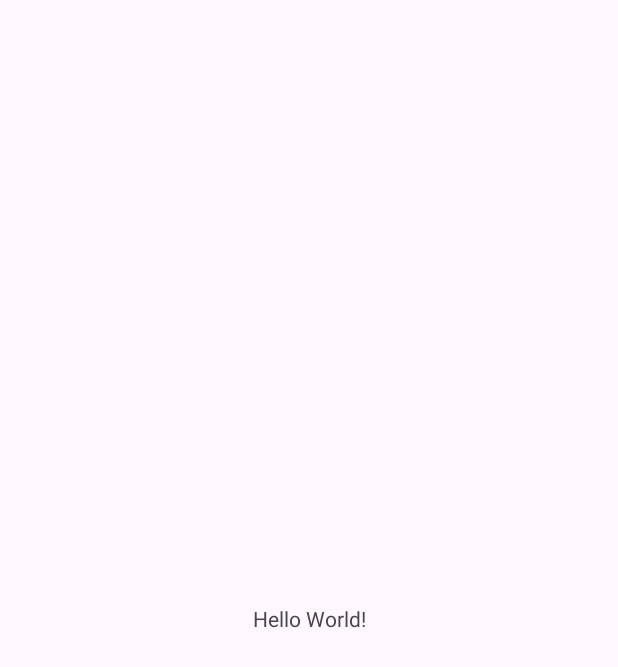
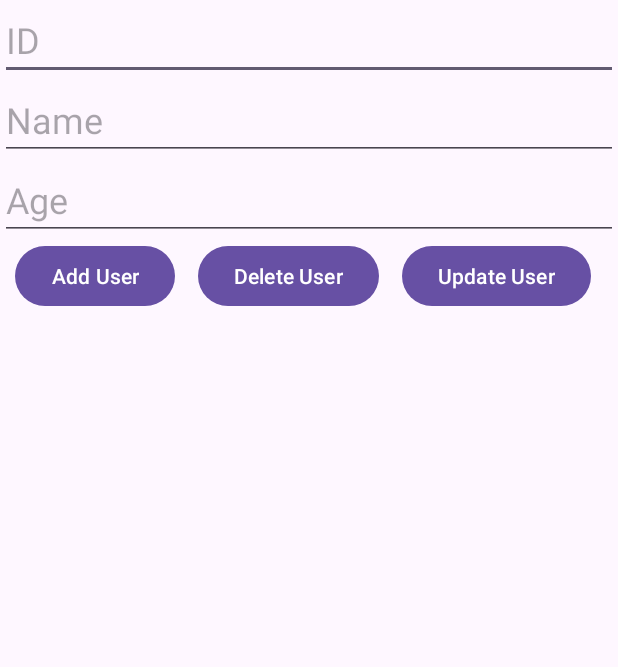
Before and after one commit to MinhKr/Room-Demo-Android-Kotlin, an Android app: the screen it shows after launch (MainActivity), on a phone screen of 412 x 824 dp. Before the commit the part shown is almost empty. Shown: the top 667 px of the screen. Run offline under Robolectric (Android 15) with nearby library versions, the phone set to English and light mode, and no system bars; our stand-ins replace Room's generated code, data binding.

Commit message:
CRUD User

```diff
--- a/app/src/main/AndroidManifest.xml
+++ b/app/src/main/AndroidManifest.xml
@@ -13,7 +13,7 @@
         android:theme="@style/Theme.RoomDemo"
         tools:targetApi="31">
         <activity
-            android:name=".presentation.MainActivity"
+            android:name=".presentation.user.MainActivity"
             android:exported="true">
             <intent-filter>
                 <action android:name="android.intent.action.MAIN" />
--- a/app/src/main/java/com/minhldn/roomdemo/data/model/User.kt
+++ b/app/src/main/java/com/minhldn/roomdemo/data/model/User.kt
@@ -4,9 +4,9 @@ import androidx.room.ColumnInfo
 import androidx.room.Entity
 import androidx.room.PrimaryKey
 
-@Entity
+@Entity(tableName = "users")
 data class User(
-    @PrimaryKey(autoGenerate = true) val userId: Int,
+    @PrimaryKey(autoGenerate = true) val userId: Int = 0,
     @ColumnInfo val userName: String,
     @ColumnInfo val userAge: Int
 )
--- a/app/src/main/java/com/minhldn/roomdemo/data/model/UserDao.kt
+++ b/app/src/main/java/com/minhldn/roomdemo/data/model/UserDao.kt
@@ -9,14 +9,17 @@ import androidx.room.Update
 @Dao
 interface UserDao {
     @Insert
-    fun insertAll(vararg users: User)
+    fun insertUser(users: User)
 
     @Update
-    fun updateUser(vararg users: User)
+    fun updateUser(users: User)
 
     @Delete
-    fun delete(user: User)
+    fun deleteUser(user: User)
 
-    @Query("SELECT * FROM user")
-    fun getAll(): List<User>
+    @Query("SELECT * FROM users")
+    fun getAllUser(): List<User>
+
+    @Insert
+    fun insertTask(task: Task)
 }
--- /dev/null
+++ b/app/src/main/java/com/minhldn/roomdemo/data/repository/UserRepository.kt
@@ -0,0 +1,10 @@
+package com.minhldn.roomdemo.data.repository
+
+import com.minhldn.roomdemo.data.model.User
+
+interface UserRepository {
+    fun insertUser(user : User)
+    fun getAllUser() : List<User>
+    fun updateUser(user: User)
+    fun deleteUser(user: User)
+}
--- /dev/null
+++ b/app/src/main/java/com/minhldn/roomdemo/data/repository/UserRepositoryImpl.kt
@@ -0,0 +1,22 @@
+package com.minhldn.roomdemo.data.repository
+
+import com.minhldn.roomdemo.data.model.User
+import com.minhldn.roomdemo.data.model.UserDao
+
+class UserRepositoryImpl(private val userDao: UserDao) : UserRepository {
+    override fun insertUser(user: User) {
+        userDao.insertUser(user)
+    }
+
+    override fun updateUser(user: User) {
+        userDao.updateUser(user)
+    }
+
+    override fun deleteUser(user: User) {
+        userDao.deleteUser(user)
+    }
+
+    override fun getAllUser(): List<User> {
+        return userDao.getAllUser()
+    }
+}
--- a/app/src/main/java/com/minhldn/roomdemo/data/room/UserDatabase.kt
+++ b/app/src/main/java/com/minhldn/roomdemo/data/room/UserDatabase.kt
@@ -19,7 +19,7 @@ abstract class UserDatabase : RoomDatabase() {
                 synchronized(UserDatabase::class) {
                     INSTANCE = Room.databaseBuilder(
                         context.applicationContext,
-                        UserDatabase::class.java, "user.db"
+                        UserDatabase::class.java, "user-db"
                     ).allowMainThreadQueries()
                         .build()
                 }
--- a/app/src/main/java/com/minhldn/roomdemo/presentation/MainActivity.kt
+++ /dev/null
@@ -1,40 +0,0 @@
-package com.minhldn.roomdemo.presentation
-
-import android.os.Bundle
-import android.util.Log
-import androidx.activity.enableEdgeToEdge
-import androidx.appcompat.app.AppCompatActivity
-import androidx.core.view.ViewCompat
-import androidx.core.view.WindowInsetsCompat
-import androidx.lifecycle.lifecycleScope
-import com.minhldn.roomdemo.R
-import com.minhldn.roomdemo.data.model.User
-import com.minhldn.roomdemo.data.room.UserDatabase
-import kotlinx.coroutines.launch
-
-class MainActivity : AppCompatActivity() {
-    private lateinit var userDatabase: UserDatabase
-
-    override fun onCreate(savedInstanceState: Bundle?) {
-        super.onCreate(savedInstanceState)
-        enableEdgeToEdge()
-        setContentView(R.layout.activity_main)
-        ViewCompat.setOnApplyWindowInsetsListener(findViewById(R.id.main)) { v, insets ->
-            val systemBars = insets.getInsets(WindowInsetsCompat.Type.systemBars())
-            v.setPadding(systemBars.left, systemBars.top, systemBars.right, systemBars.bottom)
-            insets
-        }
-
-        userDatabase = UserDatabase.getDatabase(this)!!
-
-        lifecycleScope.launch {
-            val user = User(
-                userId = 2 , userName = "Nguyễn Văn A", userAge = 30,
-            )
-            userDatabase.userDao().insertAll(user)
-
-            val users = userDatabase.userDao().getAll()
-            Log.d("UserList", users.toString())
-        }
-    }
-}
--- /dev/null
+++ b/app/src/main/java/com/minhldn/roomdemo/presentation/user/MainActivity.kt
@@ -0,0 +1,103 @@
+package com.minhldn.roomdemo.presentation.user
+
+import android.os.Bundle
+import androidx.activity.enableEdgeToEdge
+import androidx.appcompat.app.AppCompatActivity
+import androidx.core.view.ViewCompat
+import androidx.core.view.WindowInsetsCompat
+import androidx.recyclerview.widget.LinearLayoutManager
+import com.minhldn.roomdemo.R
+import com.minhldn.roomdemo.data.model.User
+import com.minhldn.roomdemo.data.repository.UserRepositoryImpl
+import com.minhldn.roomdemo.data.room.UserDatabase
+import com.minhldn.roomdemo.databinding.ActivityMainBinding
+
+class MainActivity : AppCompatActivity() {
+    private lateinit var userDatabase: UserDatabase
+    private lateinit var userAdapter: UserAdapter
+
+    private lateinit var binding: ActivityMainBinding
+
+    private lateinit var viewModel: UserViewModel
+
+    override fun onCreate(savedInstanceState: Bundle?) {
+        super.onCreate(savedInstanceState)
+        enableEdgeToEdge()
+
+        binding = ActivityMainBinding.inflate(layoutInflater)
+        binding.lifecycleOwner = this
+        binding.executePendingBindings()
+        setContentView(binding.root)
+
+        ViewCompat.setOnApplyWindowInsetsListener(findViewById(R.id.main)) { v, insets ->
+            val systemBars = insets.getInsets(WindowInsetsCompat.Type.systemBars())
+            v.setPadding(systemBars.left, systemBars.top, systemBars.right, systemBars.bottom)
+            insets
+        }
+
+        initView()
+        initListener()
+
+        /*        val user = User(userName = "Quang", userAge = 30)
+
+                viewModel.insertUser(user)*/
+    }
+
+    private fun initView() {
+        binding.rvUser.layoutManager =
+            LinearLayoutManager(this, LinearLayoutManager.VERTICAL, false)
+    }
+
+    private fun initListener() {
+        userDatabase = UserDatabase.getDatabase(this)!!
+
+        val repository = UserRepositoryImpl(userDatabase.userDao())
+
+        viewModel = UserViewModel(repository)
+
+        viewModel.users.observe(this) {
+            userAdapter = UserAdapter(it)
+            binding.rvUser.adapter = userAdapter
+        }
+
+        viewModel.getUserData()
+
+        binding.btnAddUser.setOnClickListener {
+            val userName = binding.edtName.text.toString()
+            val userAge = binding.edtAge.text.toString().toIntOrNull() ?: 0
+
+            if (userName.isNotEmpty()) {
+                val newUser = User(userName = userName, userAge = userAge)
+                viewModel.insertUser(newUser)
+
+                binding.edtName.text.clear()
+                binding.edtAge.text.clear()
+            }
+        }
+
+        binding.btnDelUser.setOnClickListener{
+            val userId = binding.edtID.text.toString().toIntOrNull()
+
+            if (userId != null) {
+                val userToDelete = User(userId = userId, userName = "", userAge = 0)
+                viewModel.deleteUser(userToDelete)
+
+                binding.edtID.text.clear()
+            }
+        }
+        binding.btnUpdateUser.setOnClickListener{
+            val userId = binding.edtID.text.toString().toIntOrNull()
+            val userName = binding.edtName.text.toString()
+            val userAge = binding.edtAge.text.toString().toIntOrNull() ?: 0
+
+            if (userId != null && userName.isNotEmpty()) {
+                val updatedUser = User(userId = userId, userName = userName, userAge = userAge)
+                viewModel.updateUser(updatedUser)
+
+                binding.edtID.text.clear()
+                binding.edtName.text.clear()
+                binding.edtAge.text.clear()
+            }
+        }
+    }
+}
--- /dev/null
+++ b/app/src/main/java/com/minhldn/roomdemo/presentation/user/UserViewModel.kt
@@ -0,0 +1,33 @@
+package com.minhldn.roomdemo.presentation.user
+
+import androidx.lifecycle.LiveData
+import androidx.lifecycle.MutableLiveData
+import androidx.lifecycle.ViewModel
+import com.minhldn.roomdemo.data.model.User
+import com.minhldn.roomdemo.data.repository.UserRepositoryImpl
+
+class UserViewModel(private val userRepository: UserRepositoryImpl) : ViewModel() {
+    private val _users = MutableLiveData<List<User>>(listOf())
+    val users: LiveData<List<User>> get() = _users
+
+    fun insertUser(user: User) {
+        userRepository.insertUser(user)
+        getUserData()
+    }
+
+    fun updateUser(user: User) {
+        userRepository.updateUser(user)
+        getUserData()
+    }
+
+    fun deleteUser(user: User) {
+        userRepository.deleteUser(user)
+        getUserData()
+    }
+
+    fun getUserData() {
+        userRepository.getAllUser().also {
+            _users.postValue(it)
+        }
+    }
+}
--- a/app/src/main/res/layout/activity_main.xml
+++ b/app/src/main/res/layout/activity_main.xml
@@ -1,19 +1,68 @@
 <?xml version="1.0" encoding="utf-8"?>
-<androidx.constraintlayout.widget.ConstraintLayout xmlns:android="http://schemas.android.com/apk/res/android"
-    xmlns:app="http://schemas.android.com/apk/res-auto"
+<layout>
+
+    <LinearLayout xmlns:android="http://schemas.android.com/apk/res/android"
         xmlns:tools="http://schemas.android.com/tools"
         android:id="@+id/main"
         android:layout_width="match_parent"
         android:layout_height="match_parent"
-    tools:context=".presentation.MainActivity">
+        android:orientation="vertical"
+        tools:context=".presentation.user.MainActivity">
 
-    <TextView
+        <EditText
+            android:id="@+id/edtID"
+            android:layout_width="match_parent"
+            android:layout_height="wrap_content"
+            android:hint="@string/id"
+            android:textSize="24sp" />
+
+        <EditText
+            android:id="@+id/edtName"
+            android:layout_width="match_parent"
+            android:layout_height="wrap_content"
+            android:hint="@string/name"
+            android:textSize="24sp" />
+
+        <EditText
+            android:id="@+id/edtAge"
+            android:layout_width="match_parent"
+            android:layout_height="wrap_content"
+            android:hint="@string/age"
+            android:textSize="24sp" />
+
+        <LinearLayout
+            android:layout_width="match_parent"
+            android:layout_height="wrap_content">
+
+
+            <Button
+                android:id="@+id/btnAddUser"
                 android:layout_width="wrap_content"
                 android:layout_height="wrap_content"
-        android:text="Hello World!"
-        app:layout_constraintBottom_toBottomOf="parent"
-        app:layout_constraintEnd_toEndOf="parent"
-        app:layout_constraintStart_toStartOf="parent"
-        app:layout_constraintTop_toTopOf="parent" />
+                android:text="@string/add_user"
+                android:layout_marginHorizontal="10dp" />
 
-</androidx.constraintlayout.widget.ConstraintLayout>
+            <Button
+                android:id="@+id/btnDelUser"
+                android:layout_width="wrap_content"
+                android:layout_height="wrap_content"
+                android:text="@string/delete_user"
+                android:layout_marginHorizontal="5dp"/>
+
+            <Button
+                android:id="@+id/btnUpdateUser"
+                android:layout_width="wrap_content"
+                android:layout_height="wrap_content"
+                android:text="@string/update_user"
+                android:layout_marginHorizontal="10dp"/>
+
+        </LinearLayout>
+
+        <androidx.recyclerview.widget.RecyclerView
+            android:id="@+id/rvUser"
+            android:layout_width="match_parent"
+            android:layout_height="wrap_content"
+            android:layout_marginTop="10dp"
+            android:orientation="vertical" />
+    </LinearLayout>
+</layout>
--- a/app/src/main/res/values/strings.xml
+++ b/app/src/main/res/values/strings.xml
@@ -1,3 +1,9 @@
 <resources>
     <string name="app_name">RoomDemo</string>
+    <string name="name">Name</string>
+    <string name="add_user">Add User</string>
+    <string name="age">Age</string>
+    <string name="id">ID</string>
+    <string name="delete_user">Delete User</string>
+    <string name="update_user">Update User</string>
 </resources>
```
Also changed, not shown: app/src/main/java/com/minhldn/roomdemo/data/model/Task.kt (added, +22 -0 lines), app/src/main/java/com/minhldn/roomdemo/data/model/UserWithTasks.kt (added, +13 -0 lines), app/src/main/java/com/minhldn/roomdemo/presentation/user/UserAdapter.kt (added, +29 -0 lines), app/src/main/res/layout/item_user.xml (added, +22 -0 lines). Lines whose indentation alone changed are shown as unchanged.
